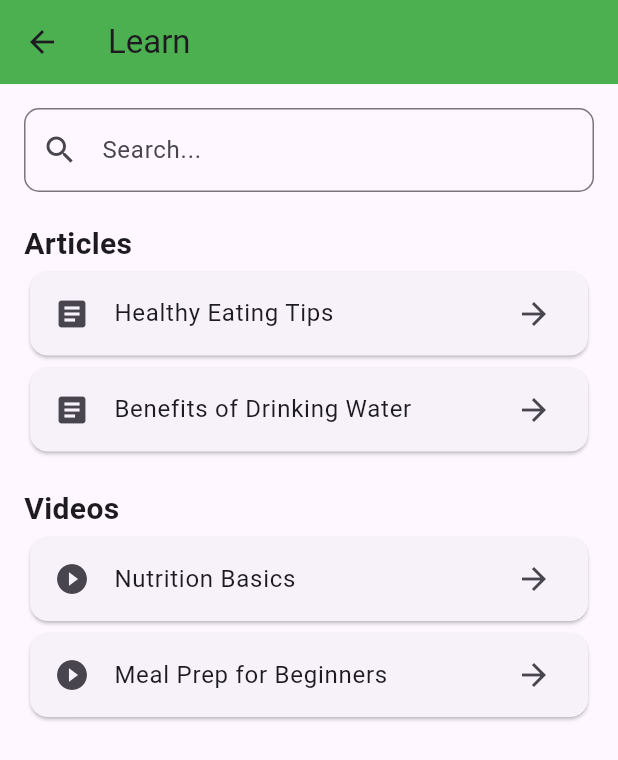
After one commit to Cs3541/Eat-Right-GroupMeep, a Flutter app: the LearnDashboard screen opened directly, on a phone screen of 412 x 824 dp. The commit adds this screen. Shown: the top 760 px of the screen. Run offline on Flutter 3.47's test engine with Material 3 defaults, Android fonts, the phone set to English and light mode, and no system bars; our stand-ins replace cloud_firestore, firebase_auth, firebase_core, firebase_database; accounts and stored records are empty.

Commit message:
dashboard

```diff
--- a/lib/views/analytics_page_screen.dart
+++ b/lib/views/analytics_page_screen.dart
@@ -1,5 +1,5 @@
 import 'package:flutter/material.dart';
-import 'home_screen.dart';
+import '../home_screen.dart';
 import 'nutrition_log_screen.dart';
 import 'energy_log_screen.dart';
 
--- /dev/null
+++ b/lib/views/dashboard.dart
@@ -0,0 +1,90 @@
+import 'package:flutter/material.dart';
+
+class LearnDashboard extends StatelessWidget {
+  const LearnDashboard({super.key});
+
+  @override
+  Widget build(BuildContext context) {
+    return Scaffold(
+      appBar: AppBar(
+        title: const Text("Learn"),
+        backgroundColor: Colors.green,
+      ),
+      body: Padding(
+        padding: const EdgeInsets.all(16),
+        child: Column(
+          crossAxisAlignment: CrossAxisAlignment.start,
+          children: [
+
+            // Search Bar
+            TextField(
+              decoration: InputDecoration(
+                hintText: "Search...",
+                prefixIcon: const Icon(Icons.search),
+                border: OutlineInputBorder(
+                  borderRadius: BorderRadius.circular(10),
+                ),
+              ),
+            ),
+
+            const SizedBox(height: 20),
+
+            const Text(
+              "Articles",
+              style: TextStyle(
+                fontSize: 20,
+                fontWeight: FontWeight.bold,
+              ),
+            ),
+
+            Card(
+              child: ListTile(
+                leading: const Icon(Icons.article),
+                title: const Text("Healthy Eating Tips"),
+                trailing: const Icon(Icons.arrow_forward),
+                onTap: () {},
+              ),
+            ),
+
+            Card(
+              child: ListTile(
+                leading: const Icon(Icons.article),
+                title: const Text("Benefits of Drinking Water"),
+                trailing: const Icon(Icons.arrow_forward),
+                onTap: () {},
+              ),
+            ),
+
+            const SizedBox(height: 20),
+
+            const Text(
+              "Videos",
+              style: TextStyle(
+                fontSize: 20,
+                fontWeight: FontWeight.bold,
+              ),
+            ),
+
+            Card(
+              child: ListTile(
+                leading: const Icon(Icons.play_circle_fill),
+                title: const Text("Nutrition Basics"),
+                trailing: const Icon(Icons.arrow_forward),
+                onTap: () {},
+              ),
+            ),
+
+            Card(
+              child: ListTile(
+                leading: const Icon(Icons.play_circle_fill),
+                title: const Text("Meal Prep for Beginners"),
+                trailing: const Icon(Icons.arrow_forward),
+                onTap: () {},
+              ),
+            ),
+          ],
+        ),
+      ),
+    );
+  }
+}
```
